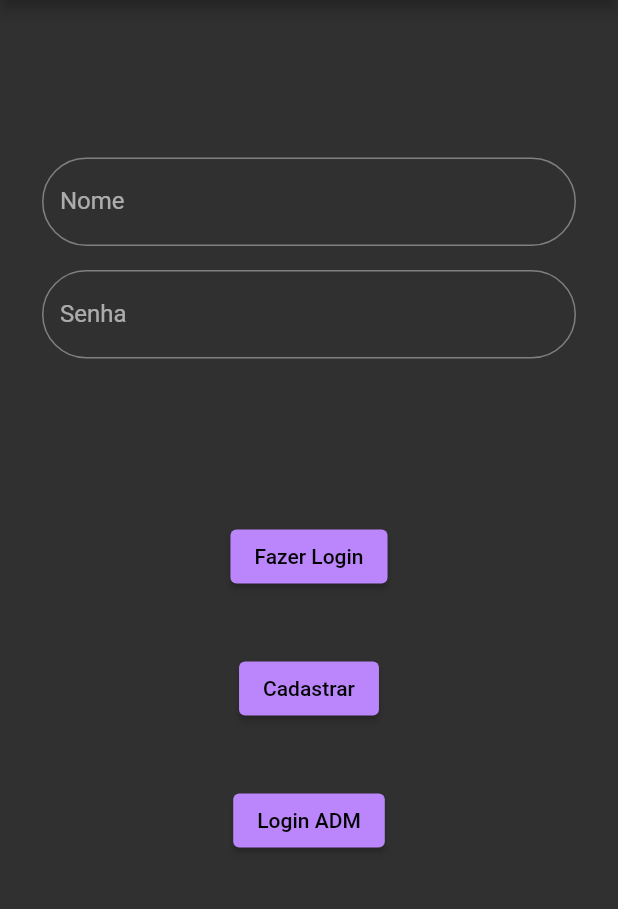
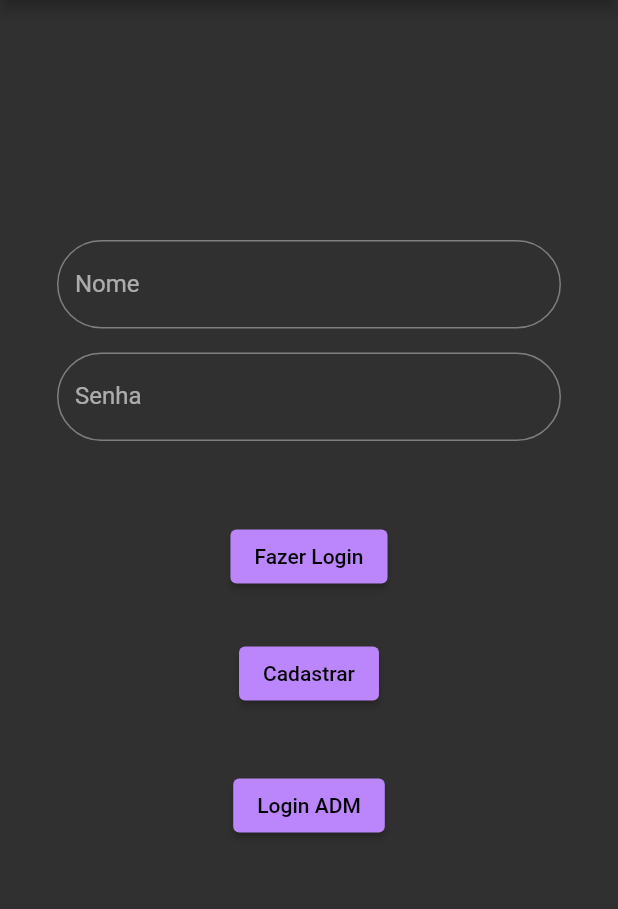
Before and after one commit to DevRogerio/PROJETO-FINAL-LINCE, a Flutter app: the screen it shows after launch, on a phone screen of 412 x 824 dp, the part 84-993 px from its top. Run offline on Flutter 3.47's test engine with Material 2 defaults, Android fonts, the light colour scheme and no system bars; our stand-ins replace font_awesome_flutter, sqflite; accounts and stored records are empty.

Commit message:
atualizaçoes

```diff
--- a/lib/VIEW/Home.dart
+++ b/lib/VIEW/Home.dart
@@ -1,4 +1,3 @@
-import 'package:carros_car/VIEW/LoginPage.dart';
 import 'package:carros_car/VIEW/funcionalidades/AppBar.dart';
 import 'package:carros_car/VIEW/funcionalidades/menu.dart';
 import 'package:carros_car/VIEW/searchregister.dart';
--- a/lib/VIEW/LoginPage.dart
+++ b/lib/VIEW/LoginPage.dart
@@ -28,7 +28,7 @@ class LoginPage extends StatelessWidget {
 
       body: Center(
         child: Padding(
-          padding: const EdgeInsets.all(20),
+          padding: const EdgeInsets.all(30),
           child: SingleChildScrollView(
             child: Form(
               //autovalidateMode: AutovalidateMode.always,
@@ -79,27 +79,29 @@ class LoginPage extends StatelessWidget {
                       obscureText: true,
                     ),
                   ),
-                  Padding(
+                  Center(
+                    child: Padding(
                       padding: const EdgeInsets.all(30.0),
                       child: Center(
                         child: Column(
                           children: [
                             Center(
                               child: Padding(
-                              padding: const EdgeInsets.all(50.0),
+                                padding: const EdgeInsets.all(5.0),
                                 child: Column(
                                   children: [
                                     Padding(
-                                    padding: const EdgeInsets.all(20.0),
+                                      padding: const EdgeInsets.all(10.0),
                                       child: ElevatedButton(
                                         onPressed: () {
-                                        if (_formKey.currentState?.validate() ??
+                                          if (_formKey.currentState
+                                                  ?.validate() ??
                                               false) {
                                             Navigator.push(
                                                 context,
                                                 MaterialPageRoute(
                                                     builder: (context) =>
-                                                      Home()));
+                                                        const Home()));
                                             /* print(
                                                   'login: ${loginController.text} senha:${senhaController.text}');*/
                                           }
@@ -129,6 +131,7 @@ class LoginPage extends StatelessWidget {
                         ),
                       ),
                     ),
+                  ),
                 ],
               ),
             ),
--- a/lib/VIEW/funcionalidades/menu.dart
+++ b/lib/VIEW/funcionalidades/menu.dart
@@ -39,7 +39,9 @@ class DrawerMenu extends StatelessWidget {
           new ListTile(
             title: mostrarTitulo('Home'),
             subtitle: const Text('Pagina Inicial'),
+            // ignore: deprecated_member_use
             trailing: const FaIcon(FontAwesomeIcons.chevronCircleRight),
+            // ignore: deprecated_member_use
             leading: const FaIcon(FontAwesomeIcons.home),
             iconColor: Colors.purple.shade600,
 
@@ -58,6 +60,7 @@ class DrawerMenu extends StatelessWidget {
           new ListTile(
             title: mostrarTitulo('Lojas'),
             subtitle: const Text('Cadastrar Lojas Parceiras'),
+            // ignore: deprecated_member_use
             trailing: const FaIcon(FontAwesomeIcons.chevronCircleRight),
             leading: const FaIcon(FontAwesomeIcons.listCheck),
             iconColor: Colors.red.shade900,
@@ -77,6 +80,7 @@ class DrawerMenu extends StatelessWidget {
           new ListTile(
             title: mostrarTitulo('Veiculos'),
             subtitle: const Text('Cadastrar Veiculos'),
+            // ignore: deprecated_member_use
             trailing: const FaIcon(FontAwesomeIcons.chevronCircleRight),
             leading: const FaIcon(FontAwesomeIcons.car),
             iconColor: Colors.blue.shade900,
@@ -96,6 +100,7 @@ class DrawerMenu extends StatelessWidget {
           new ListTile(
             title: mostrarTitulo('Vendas'),
             subtitle: const Text('Registro de vendas'),
+            // ignore: deprecated_member_use
             trailing: const FaIcon(FontAwesomeIcons.chevronCircleRight),
             leading: const FaIcon(FontAwesomeIcons.dollarSign),
             iconColor: Colors.green.shade900,
```
Also changed, not shown: lib/VIEW/register.dart (+7 -0 lines), lib/VIEW/searchregister.dart (+22 -26 lines). Lines whose indentation alone changed are shown as unchanged.
